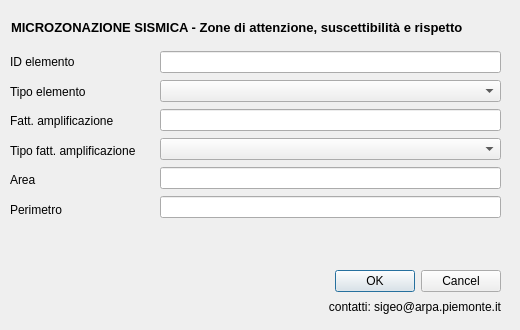
The window that GeoTec/form/instab.ui (ivn888/mzs) describes before a commit, drawn with Qt 5.
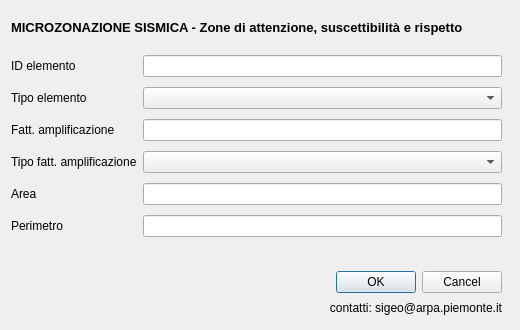
The same window after the commit. Icons and pictures are not drawn.

The edit to the form file:
```diff
--- a/GeoTec/form/instab.ui
+++ b/GeoTec/form/instab.ui
@@ -63,75 +63,17 @@
     </item>
    </layout>
   </widget>
-  <widget class="QWidget" name="layoutWidget">
+  <widget class="QWidget" name="">
    <property name="geometry">
     <rect>
-     <x>160</x>
-     <y>50</y>
-     <width>341</width>
-     <height>171</height>
+     <x>11</x>
+     <y>51</y>
+     <width>491</width>
+     <height>191</height>
     </rect>
    </property>
-   <layout class="QVBoxLayout" name="verticalLayout">
-    <item>
-     <widget class="QLineEdit" name="ID_i">
-      <property name="toolTip">
-       <string extracomment="pippo"/>
-      </property>
-      <property name="whatsThis">
-       <string/>
-      </property>
-     </widget>
-    </item>
-    <item>
-     <widget class="QComboBox" name="Tipo_i"/>
-    </item>
-    <item>
-     <widget class="QLineEdit" name="valore_f">
-      <property name="toolTip">
-       <string extracomment="pippo"/>
-      </property>
-      <property name="whatsThis">
-       <string/>
-      </property>
-     </widget>
-    </item>
-    <item>
-     <widget class="QComboBox" name="tipo_f"/>
-    </item>
-    <item>
-     <widget class="QLineEdit" name="shape_area">
-      <property name="toolTip">
-       <string extracomment="pippo"/>
-      </property>
-      <property name="whatsThis">
-       <string/>
-      </property>
-     </widget>
-    </item>
-    <item>
-     <widget class="QLineEdit" name="shape_leng">
-      <property name="toolTip">
-       <string extracomment="pippo"/>
-      </property>
-      <property name="whatsThis">
-       <string/>
-      </property>
-     </widget>
-    </item>
-   </layout>
-  </widget>
-  <widget class="QWidget" name="layoutWidget">
-   <property name="geometry">
-    <rect>
-     <x>10</x>
-     <y>50</y>
-     <width>146</width>
-     <height>171</height>
-    </rect>
-   </property>
-   <layout class="QVBoxLayout" name="verticalLayout_2">
-    <item>
+   <layout class="QGridLayout" name="gridLayout">
+    <item row="0" column="0">
      <widget class="QLabel" name="label_3">
       <property name="toolTip">
        <string/>
@@ -147,28 +89,54 @@
       </property>
      </widget>
     </item>
-    <item>
+    <item row="0" column="1">
+     <widget class="QLineEdit" name="ID_i">
+      <property name="toolTip">
+       <string extracomment="pippo"/>
+      </property>
+      <property name="whatsThis">
+       <string/>
+      </property>
+     </widget>
+    </item>
+    <item row="1" column="0">
      <widget class="QLabel" name="label">
       <property name="text">
        <string>Tipo elemento</string>
       </property>
      </widget>
     </item>
-    <item>
+    <item row="1" column="1">
+     <widget class="QComboBox" name="Tipo_i"/>
+    </item>
+    <item row="2" column="0">
      <widget class="QLabel" name="label_4">
       <property name="text">
        <string>Fatt. amplificazione</string>
       </property>
      </widget>
     </item>
-    <item>
+    <item row="2" column="1">
+     <widget class="QLineEdit" name="valore_f">
+      <property name="toolTip">
+       <string extracomment="pippo"/>
+      </property>
+      <property name="whatsThis">
+       <string/>
+      </property>
+     </widget>
+    </item>
+    <item row="3" column="0">
      <widget class="QLabel" name="label_2">
       <property name="text">
        <string>Tipo fatt. amplificazione</string>
       </property>
      </widget>
     </item>
-    <item>
+    <item row="3" column="1">
+     <widget class="QComboBox" name="tipo_f"/>
+    </item>
+    <item row="4" column="0">
      <widget class="QLabel" name="label_7">
       <property name="toolTip">
        <string/>
@@ -184,7 +152,17 @@
       </property>
      </widget>
     </item>
-    <item>
+    <item row="4" column="1">
+     <widget class="QLineEdit" name="shape_area">
+      <property name="toolTip">
+       <string extracomment="pippo"/>
+      </property>
+      <property name="whatsThis">
+       <string/>
+      </property>
+     </widget>
+    </item>
+    <item row="5" column="0">
      <widget class="QLabel" name="label_8">
       <property name="toolTip">
        <string/>
@@ -200,19 +178,29 @@
       </property>
      </widget>
     </item>
+    <item row="5" column="1">
+     <widget class="QLineEdit" name="shape_leng">
+      <property name="toolTip">
+       <string extracomment="pippo"/>
+      </property>
+      <property name="whatsThis">
+       <string/>
+      </property>
+     </widget>
+    </item>
    </layout>
   </widget>
-  <widget class="QWidget" name="layoutWidget">
+  <widget class="QWidget" name="">
    <property name="geometry">
     <rect>
-     <x>20</x>
-     <y>270</y>
-     <width>241</width>
-     <height>41</height>
+     <x>21</x>
+     <y>271</y>
+     <width>481</width>
+     <height>45</height>
     </rect>
    </property>
-   <layout class="QHBoxLayout" name="horizontalLayout_2">
-    <item>
+   <layout class="QGridLayout" name="gridLayout_2">
+    <item row="0" column="0" rowspan="2">
      <widget class="QLabel" name="label_10">
       <property name="text">
        <string/>
@@ -222,7 +210,7 @@
       </property>
      </widget>
     </item>
-    <item>
+    <item row="0" column="1" rowspan="2">
      <widget class="QLabel" name="label_16">
       <property name="text">
        <string/>
@@ -232,19 +220,7 @@
       </property>
      </widget>
     </item>
-   </layout>
-  </widget>
-  <widget class="QWidget" name="layoutWidget">
-   <property name="geometry">
-    <rect>
-     <x>290</x>
-     <y>270</y>
-     <width>211</width>
-     <height>46</height>
-    </rect>
-   </property>
-   <layout class="QVBoxLayout" name="verticalLayout_5">
-    <item>
+    <item row="0" column="2">
      <widget class="QDialogButtonBox" name="buttonBox">
       <property name="orientation">
        <enum>Qt::Horizontal</enum>
@@ -254,7 +230,7 @@
       </property>
      </widget>
     </item>
-    <item>
+    <item row="1" column="2">
      <widget class="QLabel" name="label_17">
       <property name="text">
        <string>contatti: sigeo@arpa.piemonte.it</string>
```
Left out of the diff: 5 changed lines with no effect on the pictures.
